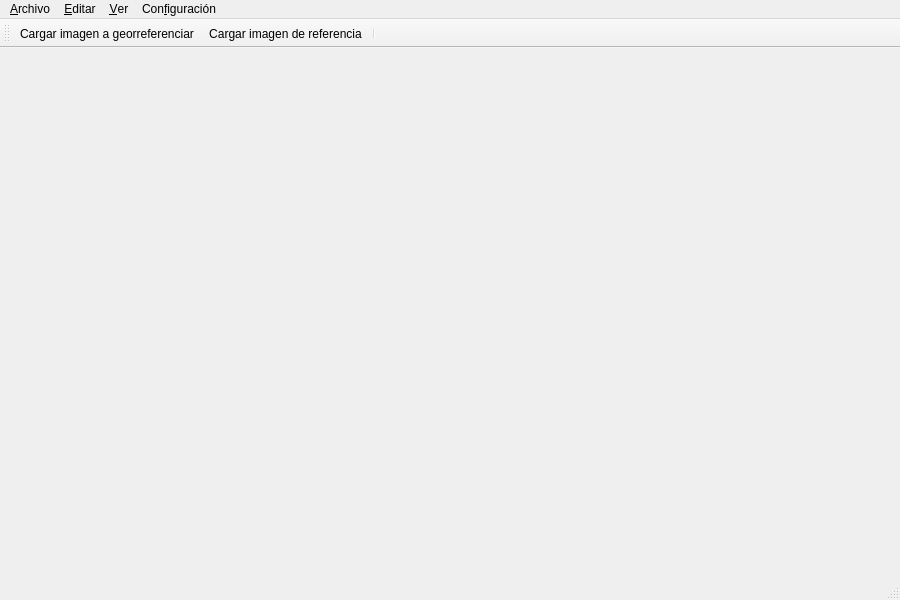
This is main_window.ui in aguirrep2211/autoGeocorrection as Qt 5 draws it before an edit. The edited form follows.
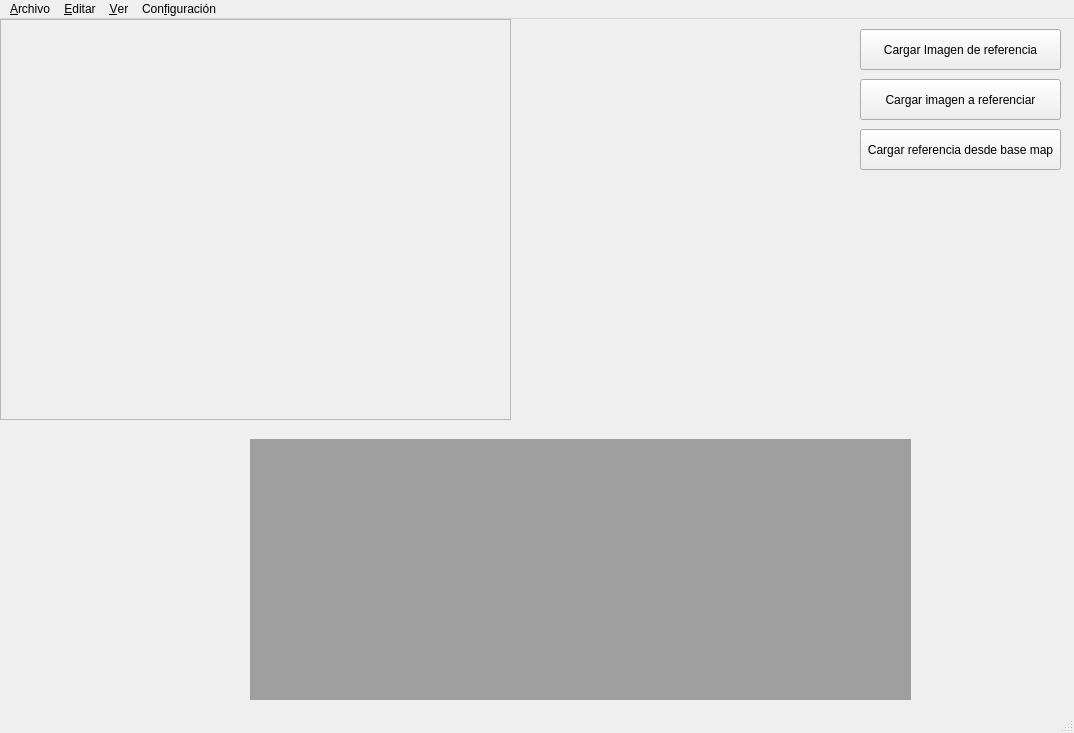
This is the edited form.

```diff
--- a/main_window.ui
+++ b/main_window.ui
@@ -6,8 +6,8 @@
    <rect>
     <x>0</x>
     <y>0</y>
-    <width>900</width>
-    <height>600</height>
+    <width>1074</width>
+    <height>733</height>
    </rect>
   </property>
   <property name="windowTitle">
@@ -22,14 +22,80 @@
   <property name="statusBar" stdset="0">
    <cstring>statusbar</cstring>
   </property>
-  <widget class="QWidget" name="centralwidget"/>
+  <widget class="QWidget" name="centralwidget">
+   <widget class="QFrame" name="frame_image">
+    <property name="geometry">
+     <rect>
+      <x>0</x>
+      <y>0</y>
+      <width>511</width>
+      <height>401</height>
+     </rect>
+    </property>
+    <property name="frameShape">
+     <enum>QFrame::StyledPanel</enum>
+    </property>
+    <property name="frameShadow">
+     <enum>QFrame::Raised</enum>
+    </property>
+   </widget>
+   <widget class="QPushButton" name="btnCargarReferencia">
+    <property name="geometry">
+     <rect>
+      <x>860</x>
+      <y>60</y>
+      <width>201</width>
+      <height>41</height>
+     </rect>
+    </property>
+    <property name="text">
+     <string>Cargar imagen a referenciar</string>
+    </property>
+   </widget>
+   <widget class="QMdiArea" name="mdiArea">
+    <property name="geometry">
+     <rect>
+      <x>250</x>
+      <y>420</y>
+      <width>661</width>
+      <height>261</height>
+     </rect>
+    </property>
+   </widget>
+   <widget class="QPushButton" name="btnCargarFlotante">
+    <property name="geometry">
+     <rect>
+      <x>860</x>
+      <y>10</y>
+      <width>201</width>
+      <height>41</height>
+     </rect>
+    </property>
+    <property name="text">
+     <string>Cargar Imagen de referencia</string>
+    </property>
+   </widget>
+   <widget class="QPushButton" name="img_from_basemap">
+    <property name="geometry">
+     <rect>
+      <x>860</x>
+      <y>110</y>
+      <width>201</width>
+      <height>41</height>
+     </rect>
+    </property>
+    <property name="text">
+     <string>Cargar referencia desde base map</string>
+    </property>
+   </widget>
+  </widget>
   <widget class="QMenuBar" name="menubar">
    <property name="geometry">
     <rect>
      <x>0</x>
      <y>0</y>
-     <width>900</width>
-     <height>24</height>
+     <width>1074</width>
+     <height>22</height>
     </rect>
    </property>
    <widget class="QMenu" name="menuArchivo">
@@ -63,29 +129,6 @@
    <addaction name="menuConfiguracion"/>
   </widget>
   <widget class="QStatusBar" name="statusbar"/>
-  <widget class="QToolBar" name="mainToolBar">
-   <property name="windowTitle">
-    <string>Herramientas</string>
-   </property>
-   <property name="movable">
-    <bool>true</bool>
-   </property>
-   <property name="toolButtonStyle">
-    <enum>Qt::ToolButtonTextUnderIcon</enum>
-   </property>
-   <property name="cargar desde Qgis" stdset="0">
-    <string/>
-   </property>
-   <attribute name="toolBarArea">
-    <enum>TopToolBarArea</enum>
-   </attribute>
-   <attribute name="toolBarBreak">
-    <bool>false</bool>
-   </attribute>
-   <addaction name="actionCargarImagenGeorreferenciar"/>
-   <addaction name="actionCargarImagenReferencia"/>
-   <addaction name="separator"/>
-  </widget>
   <action name="actionNuevo">
    <property name="text">
     <string>&amp;Nuevo</string>
@@ -158,6 +201,7 @@
    <!-- <property name="shortcut"><string>Ctrl+Shift+C</string></property> -->
   </action>
  </widget>
+ <layoutdefault spacing="6" margin="9"/>
  <resources/>
  <connections/>
 </ui>
```
Left out of the diff: 21 changed lines with no effect on the pictures.
